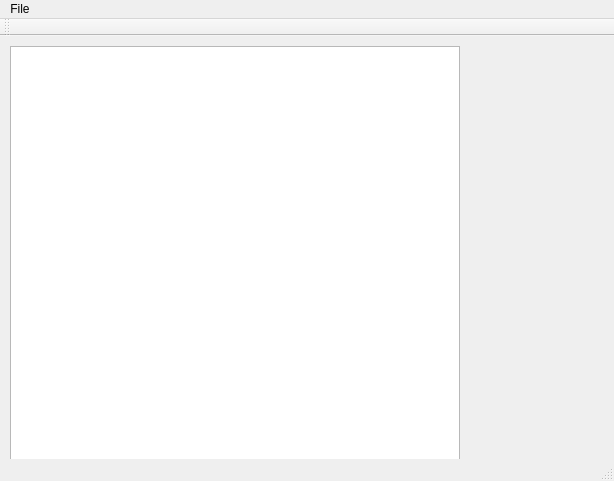
First picture: the form in gui/mainwindow.ui, repository pnikic/chess, before the edit.
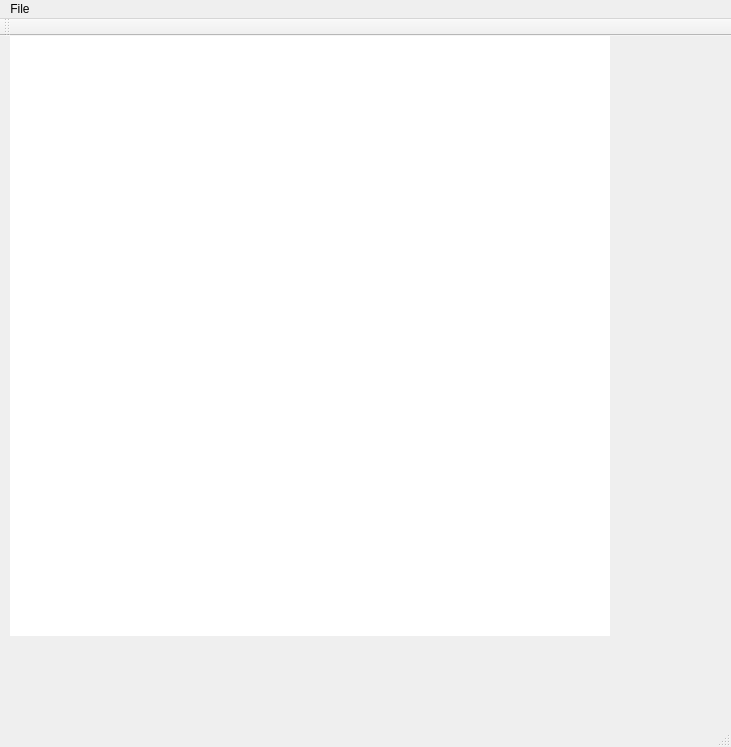
Second picture: the form after the edit.

The edit to the form file:
```diff
--- a/gui/mainwindow.ui
+++ b/gui/mainwindow.ui
@@ -6,8 +6,8 @@
    <rect>
     <x>0</x>
     <y>0</y>
-    <width>614</width>
-    <height>481</height>
+    <width>731</width>
+    <height>747</height>
    </rect>
   </property>
   <property name="windowTitle">
@@ -18,11 +18,26 @@
     <property name="geometry">
      <rect>
       <x>10</x>
-      <y>10</y>
-      <width>450</width>
-      <height>450</height>
+      <y>0</y>
+      <width>600</width>
+      <height>600</height>
      </rect>
     </property>
+    <property name="sizePolicy">
+     <sizepolicy hsizetype="Expanding" vsizetype="Expanding">
+      <horstretch>0</horstretch>
+      <verstretch>0</verstretch>
+     </sizepolicy>
+    </property>
+    <property name="frameShape">
+     <enum>QFrame::NoFrame</enum>
+    </property>
+    <property name="frameShadow">
+     <enum>QFrame::Plain</enum>
+    </property>
+    <property name="lineWidth">
+     <number>0</number>
+    </property>
    </widget>
   </widget>
   <widget class="QMenuBar" name="menuBar">
@@ -30,8 +45,8 @@
     <rect>
      <x>0</x>
      <y>0</y>
-     <width>614</width>
-     <height>22</height>
+     <width>731</width>
+     <height>25</height>
     </rect>
    </property>
    <widget class="QMenu" name="menuFile">
```
